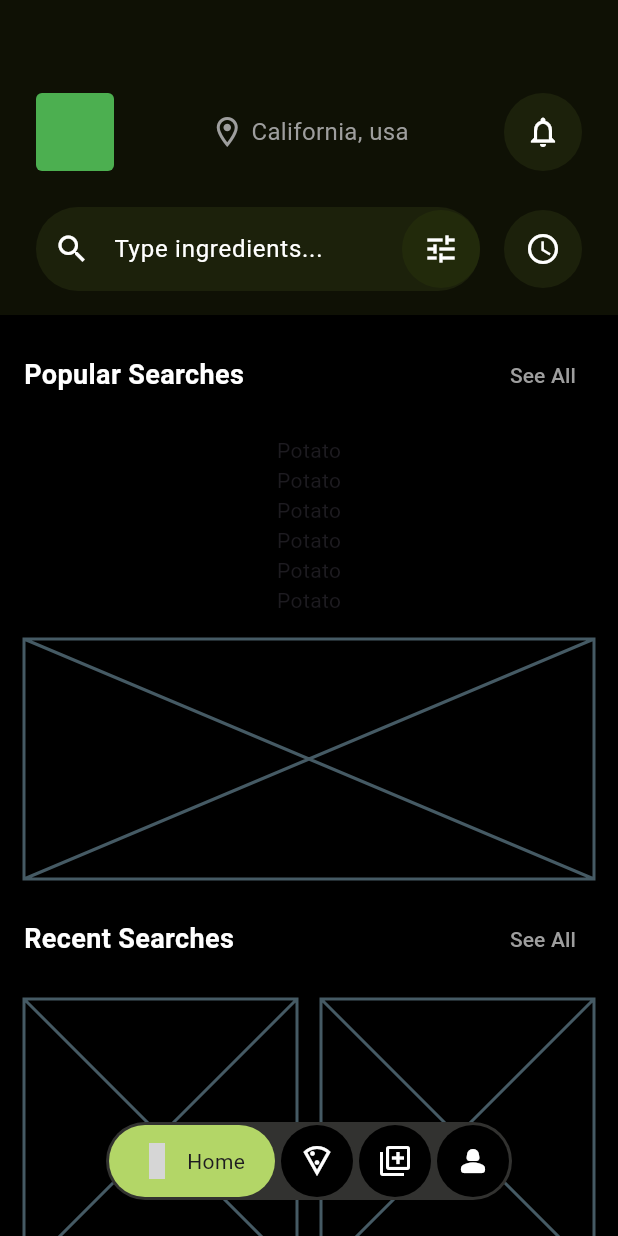
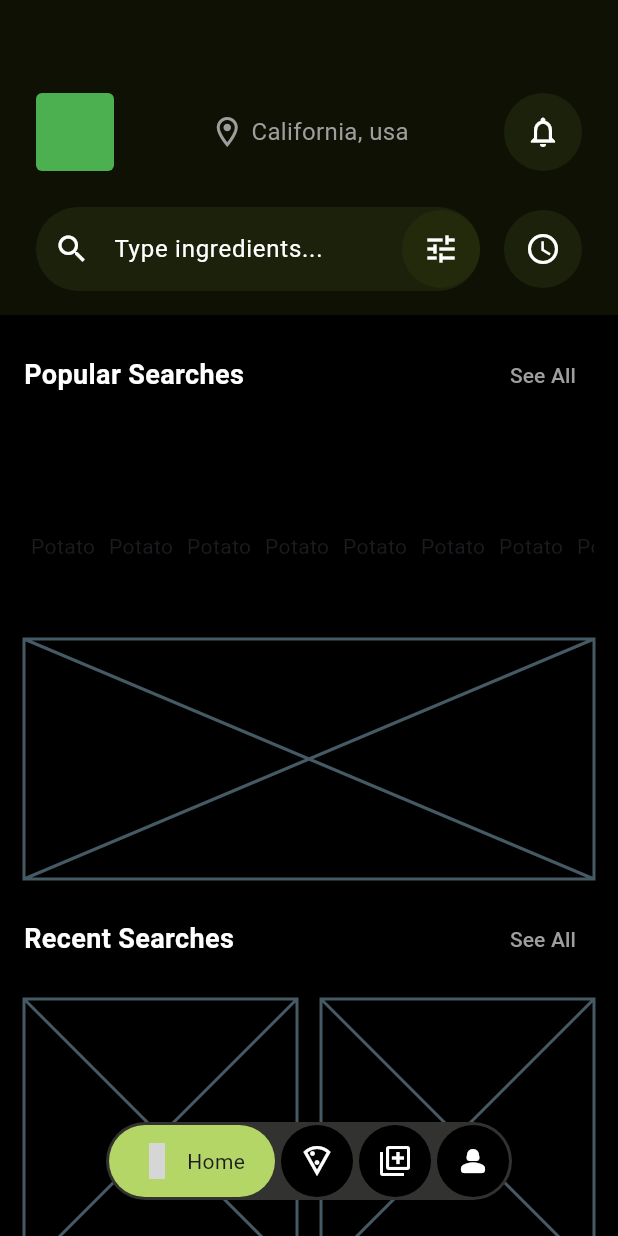
Before and after one commit to JAICHANGPARK/flutter_notebook_chapter_43, a Flutter app: the FoodOrderMainPage screen opened directly, on a phone screen of 412 x 824 dp. Run offline on Flutter 3.47's test engine with Material 3 defaults, Android fonts, the phone set to English and light mode, and no system bars; our stand-ins replace gap, hugeicons, percent_indicator; grey boxes are pictures that could not be loaded.

Commit message:
Update food_order_home_page.dart

```diff
--- a/lib/ep2393_food_order_app/ui/home/food_order_home_page.dart
+++ b/lib/ep2393_food_order_app/ui/home/food_order_home_page.dart
@@ -41,18 +41,41 @@ class _FoodOrderHomePageState extends State<FoodOrderHomePage> {
             ),
             Container(
               height: 120,
+              width: double.infinity,
               child: ListView.builder(
+                shrinkWrap: true,
+                scrollDirection: Axis.horizontal,
                 itemBuilder: (context, index) {
                   return Column(
+                    mainAxisSize: MainAxisSize.min,
+                    spacing: 12,
                     children: [
-                      Expanded(
-                        child: Stack(
-                          children: [],
-                        ),
+                      Container(
+                        height: 52,
+                        width: 52,
                       ),
                       Text(
                         "Potato",
                       )
+                      // Expanded(
+                      //   child: Stack(
+                      //     children: [
+                      //       Positioned.fill(
+                      //         child: CircleAvatar(),
+                      //       ),
+                      //       Positioned(
+                      //         right: 0,
+                      //         top: 0,
+                      //         child: CircleAvatar(
+                      //           radius: 4,
+                      //         ),
+                      //       ),
+                      //     ],
+                      //   ),
+                      // ),
+                      // Text(
+                      //   "Potato",
+                      // )
                     ],
                   );
                 },
```
